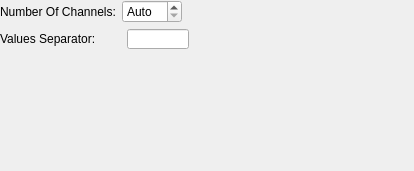
Above: src/asciireadersettings.ui from ClementINSA/SerialPlot before the change. Below: the same form after it.
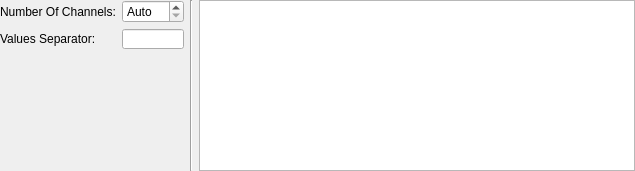
That is the form after the change.

Commit message: For ASCII datas, adding of a log window (for raw messages) in Data Format menu.

```diff
--- a/src/asciireadersettings.ui
+++ b/src/asciireadersettings.ui
@@ -6,14 +6,14 @@
    <rect>
     <x>0</x>
     <y>0</y>
-    <width>414</width>
+    <width>635</width>
     <height>171</height>
    </rect>
   </property>
   <property name="windowTitle">
    <string>Form</string>
   </property>
-  <layout class="QVBoxLayout" name="verticalLayout">
+  <layout class="QHBoxLayout" name="horizontalLayout_3">
    <property name="leftMargin">
     <number>0</number>
    </property>
@@ -27,15 +27,18 @@
     <number>0</number>
    </property>
    <item>
-    <layout class="QHBoxLayout" name="horizontalLayout">
-     <item>
-      <widget class="QLabel" name="label_4">
+    <layout class="QGridLayout" name="gridLayout_3">
+     <property name="sizeConstraint">
+      <enum>QLayout::SetMaximumSize</enum>
+     </property>
+     <item row="1" column="1">
+      <widget class="QLabel" name="label">
        <property name="text">
-        <string>Number Of Channels:</string>
+        <string>Values Separator:</string>
        </property>
       </widget>
      </item>
-     <item>
+     <item row="0" column="4">
       <widget class="QSpinBox" name="spNumOfChannels">
        <property name="minimumSize">
         <size>
@@ -60,47 +63,7 @@
        </property>
       </widget>
      </item>
-     <item>
-      <spacer name="horizontalSpacer">
-       <property name="orientation">
-        <enum>Qt::Horizontal</enum>
-       </property>
-       <property name="sizeHint" stdset="0">
-        <size>
-         <width>1</width>
-         <height>20</height>
-        </size>
-       </property>
-      </spacer>
-     </item>
-    </layout>
-   </item>
-   <item>
-    <layout class="QHBoxLayout" name="horizontalLayout_2">
-     <item>
-      <widget class="QLabel" name="label">
-       <property name="text">
-        <string>Values Separator:</string>
-       </property>
-      </widget>
-     </item>
-     <item>
-      <spacer name="horizontalSpacer_3">
-       <property name="orientation">
-        <enum>Qt::Horizontal</enum>
-       </property>
-       <property name="sizeType">
-        <enum>QSizePolicy::Fixed</enum>
-       </property>
-       <property name="sizeHint" stdset="0">
-        <size>
-         <width>25</width>
-         <height>20</height>
-        </size>
-       </property>
-      </spacer>
-     </item>
-     <item>
+     <item row="1" column="4">
       <widget class="QLineEdit" name="spValuesSeparator">
        <property name="sizePolicy">
         <sizepolicy hsizetype="Fixed" vsizetype="Fixed">
@@ -143,24 +106,58 @@
        </property>
       </widget>
      </item>
-     <item>
-      <spacer name="horizontalSpacer_2">
-       <property name="orientation">
-        <enum>Qt::Horizontal</enum>
+     <item row="0" column="1">
+      <widget class="QLabel" name="label_4">
+       <property name="text">
+        <string>Number Of Channels:</string>
        </property>
-       <property name="sizeType">
-        <enum>QSizePolicy::Expanding</enum>
+      </widget>
+     </item>
+     <item row="2" column="1">
+      <spacer name="verticalSpacer_2">
+       <property name="orientation">
+        <enum>Qt::Vertical</enum>
        </property>
        <property name="sizeHint" stdset="0">
         <size>
-         <width>1</width>
-         <height>20</height>
+         <width>20</width>
+         <height>40</height>
         </size>
        </property>
       </spacer>
      </item>
     </layout>
    </item>
+   <item>
+    <layout class="QGridLayout" name="gridLayout_2">
+     <property name="sizeConstraint">
+      <enum>QLayout::SetMinimumSize</enum>
+     </property>
+     <item row="0" column="1">
+      <widget class="QPlainTextEdit" name="ptAsciiMessages">
+       <property name="minimumSize">
+        <size>
+         <width>320</width>
+         <height>0</height>
+        </size>
+       </property>
+       <property name="maximumSize">
+        <size>
+         <width>50000</width>
+         <height>16777215</height>
+        </size>
+       </property>
+      </widget>
+     </item>
+     <item row="0" column="0">
+      <widget class="Line" name="line">
+       <property name="orientation">
+        <enum>Qt::Vertical</enum>
+       </property>
+      </widget>
+     </item>
+    </layout>
+   </item>
    <item>
     <spacer name="verticalSpacer">
      <property name="orientation">
```
The commit also changes 4 other files.
